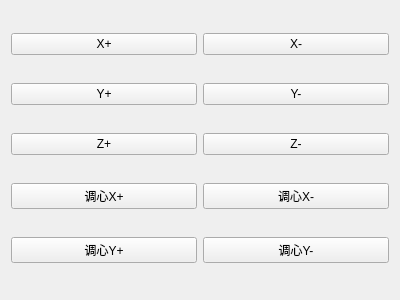
This is ui/jogpanel.ui in Sunjason123314/RD_Project as Qt 5 draws it before an edit. The edited form follows.
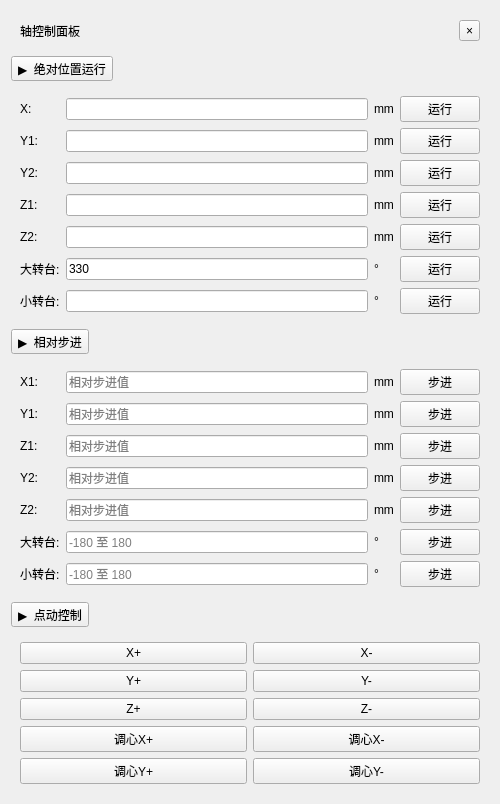
This is the edited form.

Commit message: feat: 更新叶片测量流程与控制界面

Patch:
```diff
--- a/ui/jogpanel.ui
+++ b/ui/jogpanel.ui
@@ -2,88 +2,38 @@
 <ui version="4.0">
  <class>JogPanel</class>
  <widget class="QWidget" name="JogPanel">
-  <property name="geometry">
-   <rect>
-    <x>0</x>
-    <y>0</y>
-    <width>400</width>
-    <height>300</height>
-   </rect>
-  </property>
-  <property name="windowTitle">
-   <string>Form</string>
-  </property>
-  <layout class="QGridLayout" name="gridLayout">
-   <item row="1" column="0">
-    <widget class="QPushButton" name="btnYPositive">
-     <property name="text">
-      <string>Y+</string>
-     </property>
-    </widget>
-   </item>
-   <item row="3" column="1">
-    <widget class="QPushButton" name="btnAdjustANegative">
-     <property name="text">
-      <string>调心X-</string>
-     </property>
-    </widget>
-   </item>
-   <item row="2" column="1">
-    <widget class="QPushButton" name="btnZNegative">
-     <property name="text">
-      <string>Z-</string>
-     </property>
-    </widget>
-   </item>
-   <item row="1" column="1">
-    <widget class="QPushButton" name="btnYNegative">
-     <property name="text">
-      <string>Y-</string>
-     </property>
-    </widget>
-   </item>
-   <item row="2" column="0">
-    <widget class="QPushButton" name="btnZPositive">
-     <property name="text">
-      <string>Z+</string>
-     </property>
-    </widget>
-   </item>
-   <item row="0" column="1">
-    <widget class="QPushButton" name="btnXNegative">
-     <property name="text">
-      <string>X-</string>
-     </property>
-    </widget>
-   </item>
-   <item row="3" column="0">
-    <widget class="QPushButton" name="btnAdjustAPositive">
-     <property name="text">
-      <string>调心X+</string>
-     </property>
-    </widget>
-   </item>
-   <item row="0" column="0">
-    <widget class="QPushButton" name="btnXPositive">
-     <property name="text">
-      <string>X+</string>
-     </property>
-    </widget>
-   </item>
-   <item row="4" column="0">
-    <widget class="QPushButton" name="btnAdjustBPositive">
-     <property name="text">
-      <string>调心Y+</string>
-     </property>
-    </widget>
-   </item>
-   <item row="4" column="1">
-    <widget class="QPushButton" name="btnAdjustBNegative">
-     <property name="text">
-      <string>调心Y-</string>
-     </property>
-    </widget>
-   </item>
+  <property name="geometry"><rect><x>0</x><y>0</y><width>500</width><height>160</height></rect></property>
+  <property name="windowTitle"><string>轴控制面板</string></property>
+  <layout class="QVBoxLayout" name="mainLayout">
+   <item><widget class="QFrame" name="titleBar"><layout class="QHBoxLayout" name="titleBarLayout"><item><widget class="QLabel" name="titleLabel"><property name="text"><string>轴控制面板</string></property></widget></item><item><spacer name="titleSpacer"><property name="orientation"><enum>Qt::Horizontal</enum></property><property name="sizeHint" stdset="0"><size><width>40</width><height>20</height></size></property></spacer></item><item><widget class="QToolButton" name="btnClosePanel"><property name="text"><string>×</string></property><property name="toolTip"><string>关闭轴控制面板</string></property></widget></item></layout></widget></item>
+   <item><widget class="QToolButton" name="btnToggleAbsolute"><property name="text"><string>▶  绝对位置运行</string></property><property name="checkable"><bool>true</bool></property><property name="checked"><bool>false</bool></property><property name="toolButtonStyle"><enum>Qt::ToolButtonTextOnly</enum></property></widget></item>
+   <item><widget class="QWidget" name="absoluteContent"><layout class="QGridLayout" name="absoluteLayout">
+    <item row="0" column="0"><widget class="QLabel" name="labelTargetX"><property name="text"><string>X:</string></property></widget></item><item row="0" column="1"><widget class="QLineEdit" name="editTargetX"/></item><item row="0" column="2"><widget class="QLabel" name="labelTargetXUnit"><property name="text"><string>mm</string></property></widget></item><item row="0" column="3"><widget class="QPushButton" name="btnMoveX"><property name="text"><string>运行</string></property></widget></item>
+    <item row="1" column="0"><widget class="QLabel" name="labelTargetY1"><property name="text"><string>Y1:</string></property></widget></item><item row="1" column="1"><widget class="QLineEdit" name="editTargetY1"/></item><item row="1" column="2"><widget class="QLabel" name="labelTargetY1Unit"><property name="text"><string>mm</string></property></widget></item><item row="1" column="3"><widget class="QPushButton" name="btnMoveY1"><property name="text"><string>运行</string></property></widget></item>
+    <item row="2" column="0"><widget class="QLabel" name="labelTargetY2"><property name="text"><string>Y2:</string></property></widget></item><item row="2" column="1"><widget class="QLineEdit" name="editTargetY2"/></item><item row="2" column="2"><widget class="QLabel" name="labelTargetY2Unit"><property name="text"><string>mm</string></property></widget></item><item row="2" column="3"><widget class="QPushButton" name="btnMoveY2"><property name="text"><string>运行</string></property></widget></item>
+    <item row="3" column="0"><widget class="QLabel" name="labelTargetZ1"><property name="text"><string>Z1:</string></property></widget></item><item row="3" column="1"><widget class="QLineEdit" name="editTargetZ1"/></item><item row="3" column="2"><widget class="QLabel" name="labelTargetZ1Unit"><property name="text"><string>mm</string></property></widget></item><item row="3" column="3"><widget class="QPushButton" name="btnMoveZ1"><property name="text"><string>运行</string></property></widget></item>
+    <item row="4" column="0"><widget class="QLabel" name="labelTargetZ2"><property name="text"><string>Z2:</string></property></widget></item><item row="4" column="1"><widget class="QLineEdit" name="editTargetZ2"/></item><item row="4" column="2"><widget class="QLabel" name="labelTargetZ2Unit"><property name="text"><string>mm</string></property></widget></item><item row="4" column="3"><widget class="QPushButton" name="btnMoveZ2"><property name="text"><string>运行</string></property></widget></item>
+    <item row="5" column="0"><widget class="QLabel" name="labelTargetLargeRotate"><property name="text"><string>大转台:</string></property></widget></item><item row="5" column="1"><widget class="QLineEdit" name="editTargetLargeRotate"><property name="text"><string>330</string></property></widget></item><item row="5" column="2"><widget class="QLabel" name="labelTargetLargeRotateUnit"><property name="text"><string>°</string></property></widget></item><item row="5" column="3"><widget class="QPushButton" name="btnMoveLargeRotate"><property name="text"><string>运行</string></property></widget></item>
+    <item row="6" column="0"><widget class="QLabel" name="labelTargetSmallRotate"><property name="text"><string>小转台:</string></property></widget></item><item row="6" column="1"><widget class="QLineEdit" name="editTargetSmallRotate"/></item><item row="6" column="2"><widget class="QLabel" name="labelTargetSmallRotateUnit"><property name="text"><string>°</string></property></widget></item><item row="6" column="3"><widget class="QPushButton" name="btnMoveSmallRotate"><property name="text"><string>运行</string></property></widget></item>
+   </layout></widget></item>
+   <item><widget class="QToolButton" name="btnToggleStep"><property name="text"><string>▶  相对步进</string></property><property name="checkable"><bool>true</bool></property><property name="checked"><bool>false</bool></property><property name="toolButtonStyle"><enum>Qt::ToolButtonTextOnly</enum></property></widget></item>
+   <item><widget class="QWidget" name="stepContent"><layout class="QGridLayout" name="stepLayout">
+    <item row="0" column="0"><widget class="QLabel" name="labelStepX"><property name="text"><string>X1:</string></property></widget></item><item row="0" column="1"><widget class="QLineEdit" name="editStepX"><property name="placeholderText"><string>相对步进值</string></property></widget></item><item row="0" column="2"><widget class="QLabel" name="labelStepXUnit"><property name="text"><string>mm</string></property></widget></item><item row="0" column="3"><widget class="QPushButton" name="btnStepX"><property name="text"><string>步进</string></property></widget></item>
+    <item row="1" column="0"><widget class="QLabel" name="labelStepY1"><property name="text"><string>Y1:</string></property></widget></item><item row="1" column="1"><widget class="QLineEdit" name="editStepY1"><property name="placeholderText"><string>相对步进值</string></property></widget></item><item row="1" column="2"><widget class="QLabel" name="labelStepY1Unit"><property name="text"><string>mm</string></property></widget></item><item row="1" column="3"><widget class="QPushButton" name="btnStepY1"><property name="text"><string>步进</string></property></widget></item>
+    <item row="2" column="0"><widget class="QLabel" name="labelStepZ1"><property name="text"><string>Z1:</string></property></widget></item><item row="2" column="1"><widget class="QLineEdit" name="editStepZ1"><property name="placeholderText"><string>相对步进值</string></property></widget></item><item row="2" column="2"><widget class="QLabel" name="labelStepZ1Unit"><property name="text"><string>mm</string></property></widget></item><item row="2" column="3"><widget class="QPushButton" name="btnStepZ1"><property name="text"><string>步进</string></property></widget></item>
+    <item row="3" column="0"><widget class="QLabel" name="labelStepY2"><property name="text"><string>Y2:</string></property></widget></item><item row="3" column="1"><widget class="QLineEdit" name="editStepY2"><property name="placeholderText"><string>相对步进值</string></property></widget></item><item row="3" column="2"><widget class="QLabel" name="labelStepY2Unit"><property name="text"><string>mm</string></property></widget></item><item row="3" column="3"><widget class="QPushButton" name="btnStepY2"><property name="text"><string>步进</string></property></widget></item>
+    <item row="4" column="0"><widget class="QLabel" name="labelStepZ2"><property name="text"><string>Z2:</string></property></widget></item><item row="4" column="1"><widget class="QLineEdit" name="editStepZ2"><property name="placeholderText"><string>相对步进值</string></property></widget></item><item row="4" column="2"><widget class="QLabel" name="labelStepZ2Unit"><property name="text"><string>mm</string></property></widget></item><item row="4" column="3"><widget class="QPushButton" name="btnStepZ2"><property name="text"><string>步进</string></property></widget></item>
+    <item row="5" column="0"><widget class="QLabel" name="labelStepLargeRotate"><property name="text"><string>大转台:</string></property></widget></item><item row="5" column="1"><widget class="QLineEdit" name="editStepLargeRotate"><property name="placeholderText"><string>-180 至 180</string></property></widget></item><item row="5" column="2"><widget class="QLabel" name="labelStepLargeRotateUnit"><property name="text"><string>°</string></property></widget></item><item row="5" column="3"><widget class="QPushButton" name="btnStepLargeRotate"><property name="text"><string>步进</string></property></widget></item>
+    <item row="6" column="0"><widget class="QLabel" name="labelStepSmallRotate"><property name="text"><string>小转台:</string></property></widget></item><item row="6" column="1"><widget class="QLineEdit" name="editStepSmallRotate"><property name="placeholderText"><string>-180 至 180</string></property></widget></item><item row="6" column="2"><widget class="QLabel" name="labelStepSmallRotateUnit"><property name="text"><string>°</string></property></widget></item><item row="6" column="3"><widget class="QPushButton" name="btnStepSmallRotate"><property name="text"><string>步进</string></property></widget></item>
+   </layout></widget></item>
+   <item><widget class="QToolButton" name="btnToggleJog"><property name="text"><string>▶  点动控制</string></property><property name="checkable"><bool>true</bool></property><property name="checked"><bool>false</bool></property><property name="toolButtonStyle"><enum>Qt::ToolButtonTextOnly</enum></property></widget></item>
+   <item><widget class="QWidget" name="jogContent"><layout class="QGridLayout" name="jogLayout">
+    <item row="0" column="0"><widget class="QPushButton" name="btnXPositive"><property name="text"><string>X+</string></property></widget></item><item row="0" column="1"><widget class="QPushButton" name="btnXNegative"><property name="text"><string>X-</string></property></widget></item>
+    <item row="1" column="0"><widget class="QPushButton" name="btnYPositive"><property name="text"><string>Y+</string></property></widget></item><item row="1" column="1"><widget class="QPushButton" name="btnYNegative"><property name="text"><string>Y-</string></property></widget></item>
+    <item row="2" column="0"><widget class="QPushButton" name="btnZPositive"><property name="text"><string>Z+</string></property></widget></item><item row="2" column="1"><widget class="QPushButton" name="btnZNegative"><property name="text"><string>Z-</string></property></widget></item>
+    <item row="3" column="0"><widget class="QPushButton" name="btnAdjustAPositive"><property name="text"><string>调心X+</string></property></widget></item><item row="3" column="1"><widget class="QPushButton" name="btnAdjustANegative"><property name="text"><string>调心X-</string></property></widget></item>
+    <item row="4" column="0"><widget class="QPushButton" name="btnAdjustBPositive"><property name="text"><string>调心Y+</string></property></widget></item><item row="4" column="1"><widget class="QPushButton" name="btnAdjustBNegative"><property name="text"><string>调心Y-</string></property></widget></item>
+   </layout></widget></item>
   </layout>
  </widget>
  <resources/>
```
The commit also changes 9 other files.
